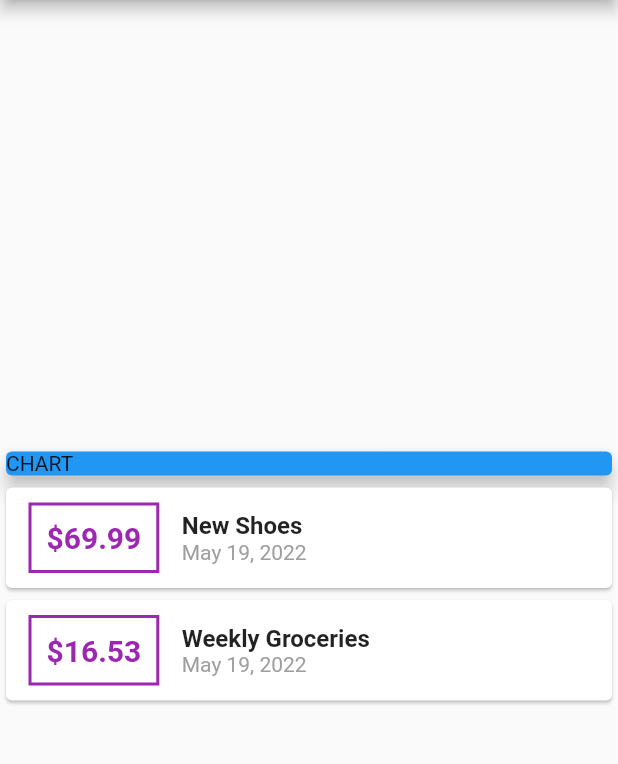
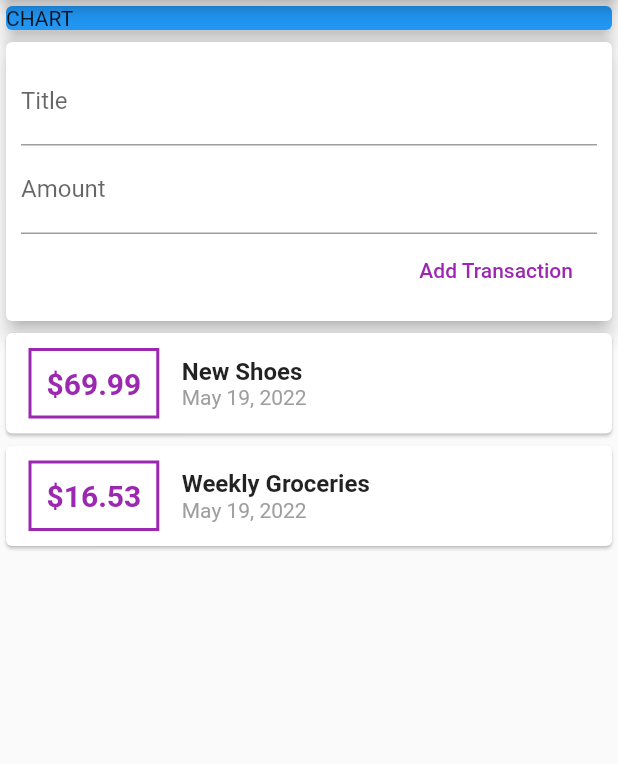
Before and after one commit to elfgodd/Flutter-Dart-The-Complete-Guide-2022-Edition, a Flutter app: the screen it shows after launch, on a phone screen of 412 x 824 dp, the part 84-848 px from its top. Run offline on Flutter 3.47's test engine with Material 2 defaults, Android fonts, the phone set to English and light mode, and no system bars.

Commit message:
Adding Text Input Widgets (TextField)

```diff
--- a/03-expenses-app/expensesapp/lib/main.dart
+++ b/03-expenses-app/expensesapp/lib/main.dart
@@ -38,7 +38,7 @@
         title: Text('Expenses App'),
       ),
       body: Column(
-        mainAxisAlignment: MainAxisAlignment.center,
+        mainAxisAlignment: MainAxisAlignment.start,
         crossAxisAlignment: CrossAxisAlignment.stretch,
         children: <Widget>[
           Container(
@@ -47,6 +47,32 @@
               color: Colors.blue,
               child: Text('CHART'),
               elevation: 5,
+            ),
+          ),
+          Card(
+            elevation: 5,
+            child: Container(
+              padding: EdgeInsets.all(10),
+              child: Column(
+                crossAxisAlignment: CrossAxisAlignment.end,
+            children: <Widget>[
+              TextField(
+                decoration: InputDecoration(
+                  labelText: 'Title',
+                ),
+              ),
+              TextField(
+                decoration: InputDecoration(
+                  labelText: 'Amount',
+                ),
+              ),
+              FlatButton(
+                child: Text('Add Transaction'),
+                textColor: Colors.purple,
+                onPressed: (() {}),
+              ),
+              ],
+             ),
             ),
           ),
           Column(
```
Also changed, not shown: 1 other file.
